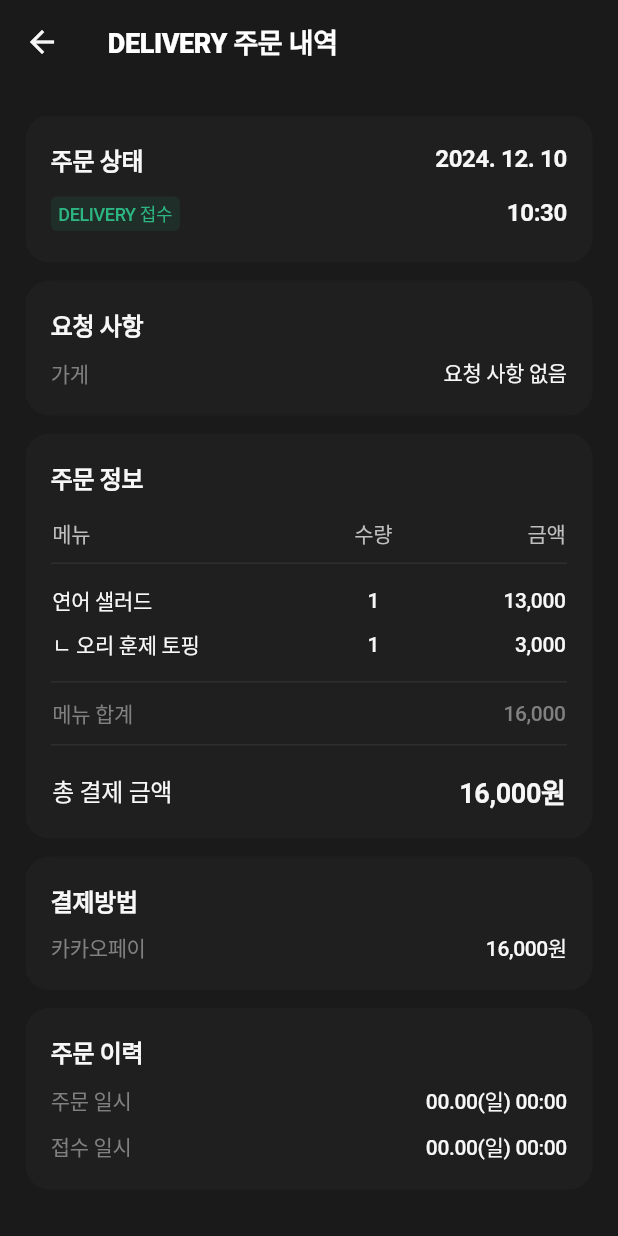
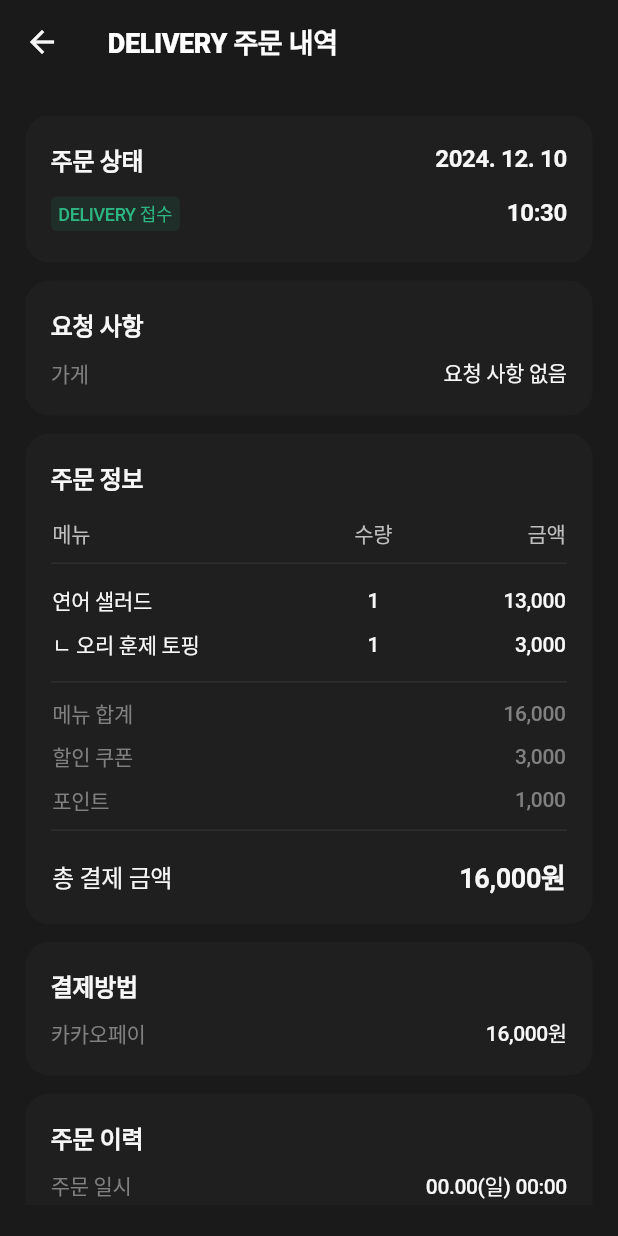
Before and after one commit to aarom416/app-manager, a Flutter app: the CompletedOrderDetailScreen screen opened directly with empty values, on a phone screen of 412 x 824 dp. Run offline on Flutter 3.47's test engine with Material 3 defaults, Android fonts, the phone set to English and light mode, and no system bars; our stand-ins replace dio, dots_indicator, firebase_core, firebase_messaging, fl_chart, flutter_bloc and 12 more; missing offline and left inert: webview_flutter_android, webview_flutter_wkwebview; accounts and stored records are empty; generated files the repository leaves out were written again; Roboto replaces fonts that are missing (Pretendard).

Commit message:
[Fix] 주문 접수 텍스트 범위 수정

```diff
--- a/lib/screens/order_detail_screen.dart
+++ b/lib/screens/order_detail_screen.dart
@@ -45,14 +45,22 @@ class _DataTableRow extends StatelessWidget {
     return Row(
       mainAxisAlignment: MainAxisAlignment.spaceBetween,
       children: [
-        SGTypography.body(left,
-            color: SGColors.gray4,
-            weight: FontWeight.w500,
-            size: FontSize.small),
-        SGTypography.body(right,
+        SGTypography.body(
+          left,
+          color: SGColors.gray4,
+          weight: FontWeight.w500,
+          size: FontSize.small,
+        ),
+        Container(
+          width: 186,
+          alignment: Alignment.centerRight,
+          child: SGTypography.body(
+            right,
             color: SGColors.whiteForDarkMode,
             weight: FontWeight.w500,
-            size: FontSize.small),
+            size: FontSize.small,
+          ),
+        ),
       ],
     );
   }
@@ -684,8 +692,12 @@ class _OrderInformation extends StatelessWidget {
           Row(children: [
             SGFlexible(
                 flex: 2,
-                child: SGTypography.body("연어 샐러드",
-                    size: FontSize.small, color: SGColors.whiteForDarkMode)),
+                child: SGTypography.body(
+                  "연어 샐러드",
+                  size: FontSize.small,
+                  color: SGColors.whiteForDarkMode,
+                  overflow: TextOverflow.ellipsis,
+                )),
             SGFlexible(
                 flex: 1,
                 child: Center(
@@ -709,6 +721,7 @@ class _OrderInformation extends StatelessWidget {
                   "ㄴ 오리 훈제 토핑",
                   size: FontSize.small,
                   color: SGColors.whiteForDarkMode,
+                  overflow: TextOverflow.ellipsis,
                 )),
             SGFlexible(
                 flex: 1,
@@ -734,6 +747,32 @@ class _OrderInformation extends StatelessWidget {
             SGFlexible(
                 flex: 1,
                 child: SGTypography.body("16,000",
+                    align: TextAlign.right,
+                    size: FontSize.small,
+                    color: SGColors.gray4)),
+          ]),
+          SizedBox(height: SGSpacing.p3),
+          Row(children: [
+            SGFlexible(
+                flex: 2,
+                child: SGTypography.body("할인 쿠폰",
+                    size: FontSize.small, color: SGColors.gray4)),
+            SGFlexible(
+                flex: 1,
+                child: SGTypography.body("3,000",
+                    align: TextAlign.right,
+                    size: FontSize.small,
+                    color: SGColors.gray4)),
+          ]),
+          SizedBox(height: SGSpacing.p3),
+          Row(children: [
+            SGFlexible(
+                flex: 2,
+                child: SGTypography.body("포인트",
+                    size: FontSize.small, color: SGColors.gray4)),
+            SGFlexible(
+                flex: 1,
+                child: SGTypography.body("1,000",
                     align: TextAlign.right,
                     size: FontSize.small,
                     color: SGColors.gray4)),
@@ -790,7 +829,8 @@ class _OrderInformation extends StatelessWidget {
           SGTypography.body("배달 정보",
               size: FontSize.normal,
               color: SGColors.whiteForDarkMode,
-              weight: FontWeight.w600),
+              weight: FontWeight.w600,
+        ),
           SizedBox(height: SGSpacing.p4),
           _DataTableRow(left: "배달 주소", right: "강남구 역삼 1동"),
           if (order.orderType == "배달" &&
@@ -915,7 +955,7 @@ class _CancelDialogBodyState extends State<_CancelDialogBody> {
             borderRadius: BorderRadius.circular(SGSpacing.p3),
             color: cancelReason.isEmpty ? SGColors.gray3 : SGColors.primary,
             child: Center(
-              child: SGTypography.body("거절",
+              child: SGTypography.body("취소",
                   size: FontSize.normal,
                   weight: FontWeight.w700,
                   color: SGColors.white),
@@ -937,7 +977,7 @@ class _CancelDialogBodyState extends State<_CancelDialogBody> {
       },
       child: SGContainer(
         padding: EdgeInsets.symmetric(
-            horizontal: SGSpacing.p5, vertical: SGSpacing.p3 + SGSpacing.p05),
+            horizontal: SGSpacing.p3, vertical: SGSpacing.p3 + SGSpacing.p05),
         borderRadius: BorderRadius.circular(SGSpacing.p3),
         borderColor: cancelReason == reason ? SGColors.primary : SGColors.line3,
         color: SGColors.white,
@@ -1028,7 +1068,7 @@ class _RejectDialogBodyState extends State<_RejectDialogBody> {
       },
       child: SGContainer(
         padding: EdgeInsets.symmetric(
-            horizontal: SGSpacing.p5, vertical: SGSpacing.p3 + SGSpacing.p05),
+            horizontal: SGSpacing.p3, vertical: SGSpacing.p3 + SGSpacing.p05),
         borderRadius: BorderRadius.circular(SGSpacing.p3),
         borderColor: rejectReason == reason ? SGColors.primary : SGColors.line3,
         color: SGColors.white,
```
Also changed, not shown: lib/screens/order_management_screen.dart (+15 -3 lines).
